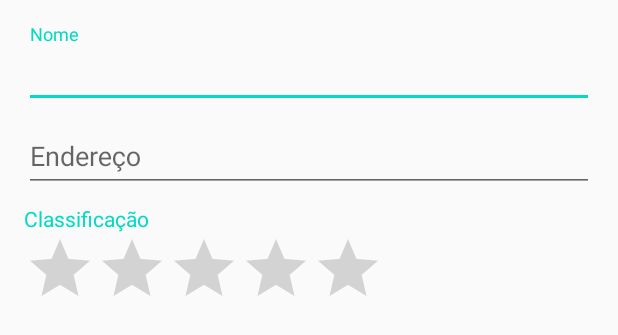
After one commit to jordilucas/meu-hotel, an Android app: the layout fragment_hotel_form.xml on its own in the app's theme, with its tools: preview values and no code run, on a phone screen of 412 x 824 dp. The commit adds this screen. Shown: the top 335 px of the screen. Run offline under Robolectric (Android 15) with nearby library versions, the phone set to English and light mode, and no system bars.

Commit message:
Layout para adicionar novo hotel

```diff
--- a/app/build.gradle
+++ b/app/build.gradle
@@ -31,6 +31,7 @@ dependencies {
     implementation 'androidx.appcompat:appcompat:1.1.0'
     implementation 'androidx.core:core-ktx:1.2.0'
     implementation 'androidx.constraintlayout:constraintlayout:1.1.3'
+    implementation 'com.google.android.material:material:1.1.0'
     testImplementation 'junit:junit:4.12'
     androidTestImplementation 'androidx.test.ext:junit:1.1.1'
     androidTestImplementation 'androidx.test.espresso:espresso-core:3.2.0'
--- /dev/null
+++ b/app/src/main/res/layout/fragment_hotel_form.xml
@@ -0,0 +1,57 @@
+<?xml version="1.0" encoding="utf-8"?>
+<ScrollView xmlns:android="http://schemas.android.com/apk/res/android"
+    android:id="@+id/scrollView"
+    android:layout_width="match_parent"
+    android:layout_height="match_parent">
+
+    <LinearLayout
+        android:layout_width="match_parent"
+        android:layout_height="wrap_content"
+        android:orientation="vertical"
+        android:padding="16dp">
+
+        <com.google.android.material.textfield.TextInputLayout
+            android:id="@+id/tilName"
+            android:layout_width="match_parent"
+            android:layout_height="match_parent">
+
+            <com.google.android.material.textfield.TextInputEditText
+                android:id="@+id/edtName"
+                android:layout_width="match_parent"
+                android:layout_height="wrap_content"
+                android:hint="@string/form_label_name"
+                android:imeOptions="actionNext"
+                android:inputType="textCapWords"/>
+
+        </com.google.android.material.textfield.TextInputLayout>
+
+        <com.google.android.material.textfield.TextInputLayout
+            android:id="@+id/tilAddress"
+            android:layout_width="match_parent"
+            android:layout_height="match_parent">
+
+            <com.google.android.material.textfield.TextInputEditText
+                android:id="@+id/edtAddress"
+                android:layout_width="match_parent"
+                android:layout_height="wrap_content"
+                android:hint="@string/form_label_address"
+                android:imeOptions="actionDone"
+                android:inputType="textCapWords"/>
+        </com.google.android.material.textfield.TextInputLayout>
+
+        <TextView
+            android:id="@+id/txtRating"
+            android:layout_width="wrap_content"
+            android:layout_height="wrap_content"
+            android:layout_marginTop="8dp"
+            android:text="@string/form_label_rating"
+            android:textColor="@color/colorAccent"/>
+        <RatingBar
+            android:id="@+id/rtbRating"
+            android:layout_width="wrap_content"
+            android:layout_height="wrap_content"
+            android:numStars="5"
+            android:progressTint="@color/colorAccent"
+            android:stepSize="0.5"/>
+    </LinearLayout>
+</ScrollView>
--- a/app/src/main/res/values/strings.xml
+++ b/app/src/main/res/values/strings.xml
@@ -8,4 +8,7 @@
     <string name="about_title">Meu Hotel</string>
     <string name="about_message">Desenvolvido por Jordi Lucas</string>
     <string name="about_button_site">Site</string>
+    <string name="form_label_name">Nome</string>
+    <string name="form_label_address">Endereço</string>
+    <string name="form_label_rating">Classificação</string>
 </resources>
```
